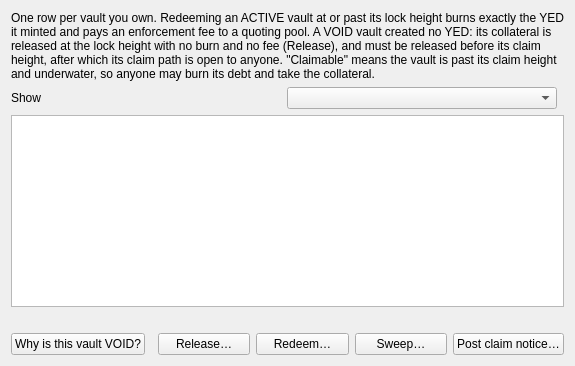
The window that src/yellowbackpositions.ui (boyfromcave/yecwallet-dd) describes before a commit, drawn with Qt 5.
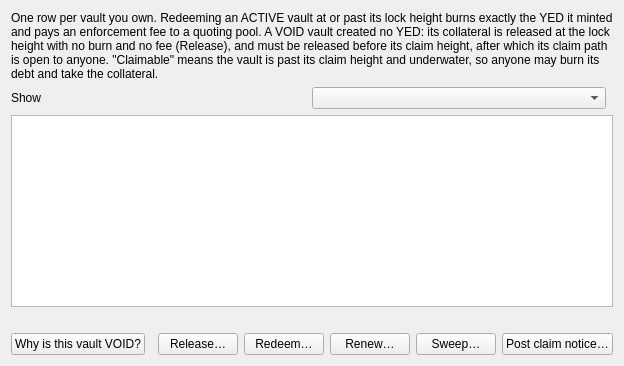
The same window after the commit.

Commit message: Yellowback: rpcversion 4, H-9.2 deadlines and renew, H-9.3 client plausibility, H-1/H-5 mint messaging (hardening H5-a)

The edit to the form file:
```diff
--- a/src/yellowbackpositions.ui
+++ b/src/yellowbackpositions.ui
@@ -35,6 +35,7 @@
      <item><spacer name="posSpacerH"><property name="orientation"><enum>Qt::Horizontal</enum></property></spacer></item>
      <item><widget class="QPushButton" name="btnRelease"><property name="text"><string>Release…</string></property></widget></item>
      <item><widget class="QPushButton" name="btnRedeem"><property name="text"><string>Redeem…</string></property></widget></item>
+     <item><widget class="QPushButton" name="btnRenew"><property name="text"><string>Renew…</string></property></widget></item>
      <item><widget class="QPushButton" name="btnSweep"><property name="text"><string>Sweep…</string></property></widget></item>
      <item><widget class="QPushButton" name="btnNotice"><property name="text"><string>Post claim notice…</string></property></widget></item>
     </layout>
```
The commit also changes 8 other files.
